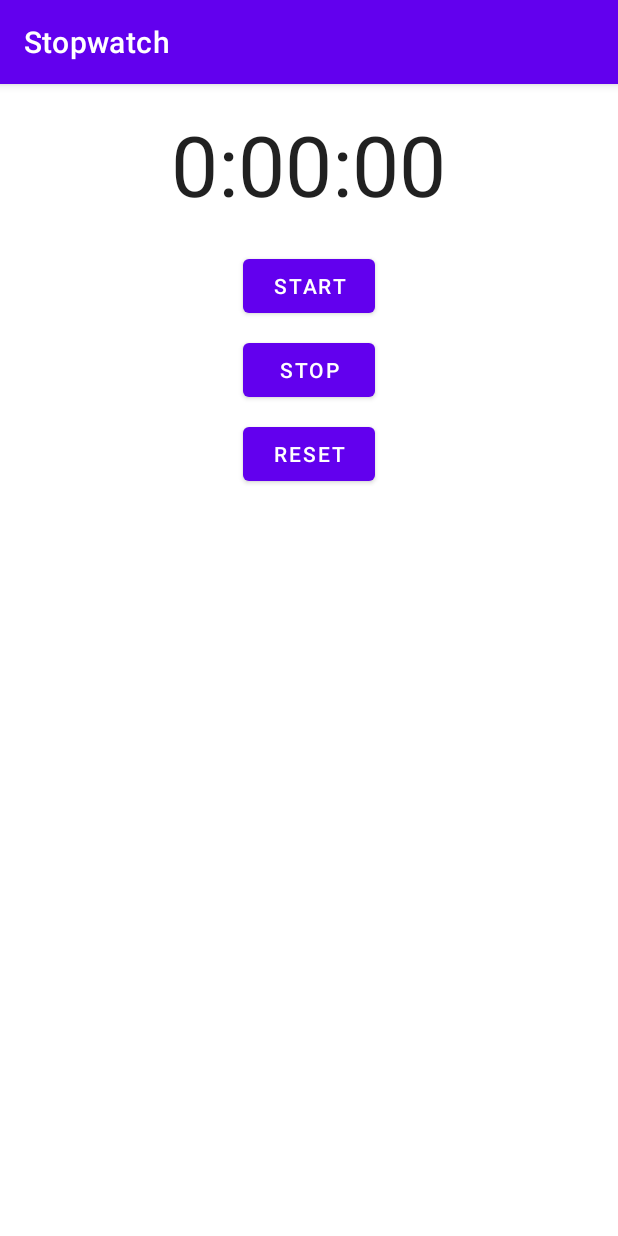
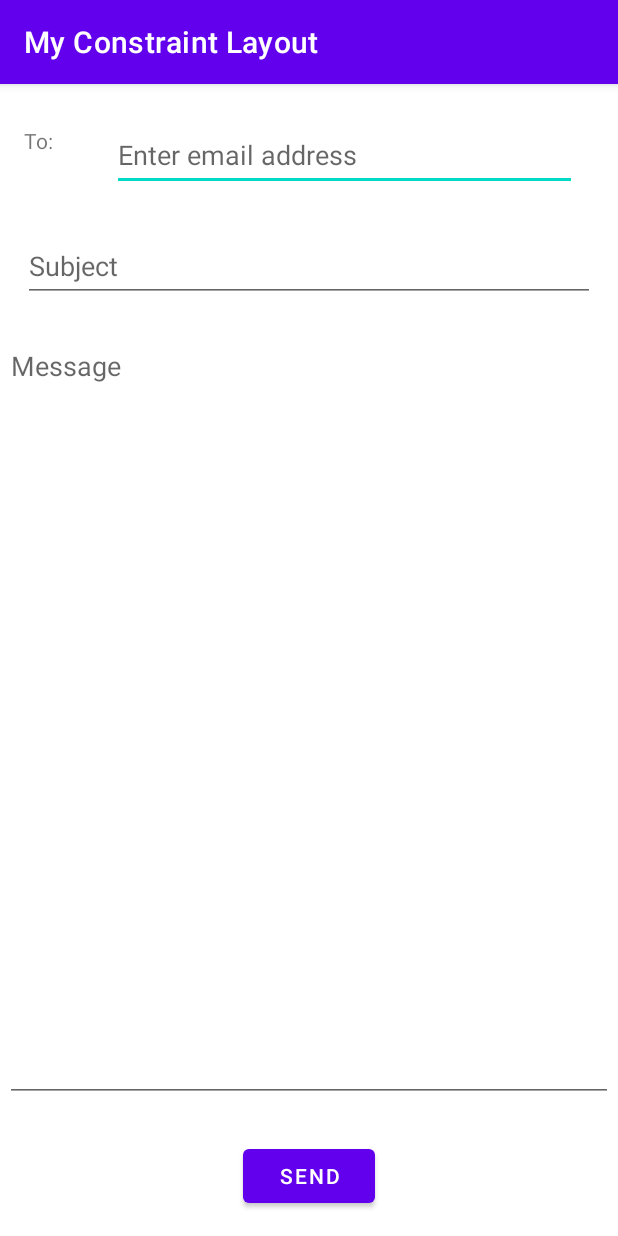
Before and after one commit to VAShapovalova/AppForMobDev, an Android app: the screen it shows after launch (StopwatchActivity before the commit, MainActivity after it), on a phone screen of 412 x 824 dp. Run offline under Robolectric (Android 15) with nearby library versions, the phone set to English and light mode, and no system bars.

Commit message:
Add 5 lab

```diff
--- a/app/src/main/AndroidManifest.xml
+++ b/app/src/main/AndroidManifest.xml
@@ -1,6 +1,6 @@
 <?xml version="1.0" encoding="utf-8"?>
 <manifest xmlns:android="http://schemas.android.com/apk/res/android"
-    package="com.example.appformobdev" >
+    package="com.example.appformobdev">
 
     <application
         android:allowBackup="true"
@@ -8,17 +8,18 @@
         android:label="@string/app_name"
         android:roundIcon="@mipmap/ic_launcher_round"
         android:supportsRtl="true"
-        android:theme="@style/Theme.AppForMobDev" >
+        android:theme="@style/Theme.AppForMobDev">
+        <activity
+            android:name=".MainActivity"
+            android:exported="true" >
 
-        <activity
-            android:name=".StopwatchActivity"
-            android:exported="true" >
+
             <intent-filter>
                 <action android:name="android.intent.action.MAIN" />
+
                 <category android:name="android.intent.category.LAUNCHER" />
             </intent-filter>
         </activity>
-
     </application>
 
 </manifest>
--- /dev/null
+++ b/app/src/main/java/com/example/appformobdev/MainActivity.kt
@@ -0,0 +1,11 @@
+package com.example.appformobdev
+
+import androidx.appcompat.app.AppCompatActivity
+import android.os.Bundle
+
+class MainActivity : AppCompatActivity() {
+    override fun onCreate(savedInstanceState: Bundle?) {
+        super.onCreate(savedInstanceState)
+        setContentView(R.layout.activity_main)
+    }
+}
--- a/app/src/main/java/com/example/appformobdev/StopwatchActivity.kt
+++ /dev/null
@@ -1,80 +0,0 @@
-package com.example.appformobdev
-
-import android.os.Bundle
-import android.os.Handler
-import android.os.Looper
-import android.view.View
-import android.widget.TextView
-import androidx.appcompat.app.AppCompatActivity
-import java.util.*
-
-class StopwatchActivity : AppCompatActivity() {
-    private var allSeconds = 0
-    private var isRunning = false
-
-
-    override fun onCreate(savedInstanceState: Bundle?) {
-        super.onCreate(savedInstanceState)
-        setContentView(R.layout.activity_stopwatch)
-
-        if (savedInstanceState != null) {
-            allSeconds = savedInstanceState.getInt(ALL_SECOND)
-            isRunning = savedInstanceState.getBoolean(IS_RUNNING)
-        }
-
-        runTimer()
-    }
-
-    private fun runTimer() {
-        val timeView: TextView = findViewById(R.id.time_view)
-
-        val handler = Handler(Looper.getMainLooper())
-        handler.run {
-            post(object : Runnable {
-                override fun run() {
-
-                    timeView.text = getTime()
-
-                    if (isRunning) {
-                        allSeconds++
-                    }
-                    handler.postDelayed(this, 1000)
-                }
-            })
-        }
-    }
-
-    private fun getTime(): String {
-        val hours = allSeconds / 3600
-        val minutes = (allSeconds % 3600) / 60
-        val secs = allSeconds % 60
-
-        return String.format(Locale.getDefault(), "%d:%02d:%02d", hours, minutes, secs)
-    }
-
-    override fun onSaveInstanceState(outState: Bundle) {
-        outState.putInt(ALL_SECOND, allSeconds)
-        outState.putBoolean(IS_RUNNING, isRunning)
-
-        super.onSaveInstanceState(outState)
-    }
-
-
-    fun onClickStart(v: View) {
-        isRunning = true
-    }
-
-    fun onClickStop(v: View) {
-        isRunning = false
-    }
-
-    fun onClickReset(v: View) {
-        isRunning = false
-        allSeconds = 0
-    }
-
-    companion object {
-        private const val ALL_SECOND = "all_seconds"
-        private const val IS_RUNNING = "is_running"
-    }
-}
--- /dev/null
+++ b/app/src/main/res/layout/activity_main.xml
@@ -0,0 +1,81 @@
+<?xml version="1.0" encoding="utf-8"?>
+<androidx.constraintlayout.widget.ConstraintLayout
+    xmlns:android="http://schemas.android.com/apk/res/android"
+    xmlns:app="http://schemas.android.com/apk/res-auto"
+    xmlns:tools="http://schemas.android.com/tools"
+    android:layout_width="match_parent"
+    android:layout_height="match_parent"
+    tools:context=".MainActivity">
+
+    <TextView
+        android:id="@+id/to_label"
+        android:layout_width="wrap_content"
+        android:layout_height="wrap_content"
+        android:layout_marginStart="16dp"
+        android:layout_marginTop="25dp"
+        android:layout_marginEnd="39dp"
+        android:layout_marginBottom="47dp"
+        android:text="@string/to_label"
+        app:layout_constraintBottom_toTopOf="@+id/subject"
+        app:layout_constraintEnd_toStartOf="@+id/email_address"
+        app:layout_constraintStart_toStartOf="parent"
+        app:layout_constraintTop_toTopOf="parent" />
+
+    <EditText
+        android:id="@+id/email_address"
+        android:layout_width="0dp"
+        android:layout_height="wrap_content"
+        android:layout_marginEnd="27dp"
+        android:ems="10"
+        android:hint="@string/email_hint"
+        android:inputType="textEmailAddress"
+        android:minHeight="48dp"
+        app:layout_constraintBottom_toBottomOf="@+id/to_label"
+        app:layout_constraintEnd_toEndOf="parent"
+        app:layout_constraintStart_toEndOf="@+id/to_label"
+        app:layout_constraintTop_toBottomOf="@+id/to_label" />
+
+    <EditText
+        android:id="@+id/subject"
+        android:layout_width="0dp"
+        android:layout_height="wrap_content"
+        android:layout_marginStart="15dp"
+        android:layout_marginTop="97dp"
+        android:layout_marginEnd="15dp"
+        android:layout_marginBottom="20dp"
+        android:ems="10"
+        android:hint="@string/subject_hint"
+        android:inputType="textPersonName"
+        android:minHeight="48dp"
+        app:layout_constraintBottom_toTopOf="@+id/message"
+        app:layout_constraintEnd_toEndOf="parent"
+        app:layout_constraintStart_toStartOf="parent"
+        app:layout_constraintTop_toTopOf="parent" />
+
+    <Button
+        android:id="@+id/send_button"
+        android:layout_width="wrap_content"
+        android:layout_height="wrap_content"
+        android:layout_marginBottom="16dp"
+        android:text="@string/send_button"
+        app:layout_constraintBottom_toBottomOf="parent"
+        app:layout_constraintEnd_toEndOf="parent"
+        app:layout_constraintStart_toStartOf="parent" />
+
+    <EditText
+        android:id="@+id/message"
+        android:layout_width="0dp"
+        android:layout_height="0dp"
+        android:layout_marginStart="3dp"
+        android:layout_marginEnd="3dp"
+        android:layout_marginBottom="89dp"
+        android:ems="10"
+        android:gravity="top"
+        android:hint="@string/message_hint"
+        android:inputType="textPersonName"
+        app:layout_constraintBottom_toBottomOf="parent"
+        app:layout_constraintEnd_toEndOf="parent"
+        app:layout_constraintStart_toStartOf="parent"
+        app:layout_constraintTop_toBottomOf="@+id/subject" />
+
+</androidx.constraintlayout.widget.ConstraintLayout>
--- a/app/src/main/res/layout/activity_stopwatch.xml
+++ /dev/null
@@ -1,46 +0,0 @@
-<?xml version="1.0" encoding="utf-8"?>
-<LinearLayout
-    xmlns:android="http://schemas.android.com/apk/res/android"
-    xmlns:tools="http://schemas.android.com/tools"
-    android:layout_width="match_parent"
-    android:layout_height="match_parent"
-    android:orientation="vertical"
-    android:padding="16dp"
-    tools:context=".StopwatchActivity">
-
-    <TextView
-        android:id="@+id/time_view"
-        android:layout_width="wrap_content"
-        android:layout_height="wrap_content"
-        android:layout_gravity="center_horizontal"
-        android:textAppearance="@android:style/TextAppearance.Large"
-        android:textSize="56sp" />
-
-    <Button
-        android:id="@+id/start_button"
-        android:layout_width="wrap_content"
-        android:layout_height="wrap_content"
-        android:layout_gravity="center_horizontal"
-        android:layout_marginTop="20dp"
-        android:onClick="onClickStart"
-        android:text="@string/start" />
-
-    <Button
-        android:id="@+id/stop_button"
-        android:layout_width="wrap_content"
-        android:layout_height="wrap_content"
-        android:layout_gravity="center_horizontal"
-        android:layout_marginTop="8dp"
-        android:onClick="onClickStop"
-        android:text="@string/stop" />
-
-    <Button
-        android:id="@+id/reset_button"
-        android:layout_width="wrap_content"
-        android:layout_height="wrap_content"
-        android:layout_gravity="center_horizontal"
-        android:layout_marginTop="8dp"
-        android:onClick="onClickReset"
-        android:text="@string/reset" />
-
-</LinearLayout>
--- a/app/src/main/res/values/strings.xml
+++ b/app/src/main/res/values/strings.xml
@@ -1,8 +1,8 @@
-<?xml version="1.0" encoding="utf-8"?>
 <resources>
-    <string name="app_name">Stopwatch</string>
-    <string name="enter_message">Enter a message</string>
-    <string name="start">Start</string>
-    <string name="stop">Stop</string>
-    <string name="reset">Reset</string>
+    <string name="app_name">My Constraint Layout</string>
+    <string name="to_label">To:</string>
+    <string name="email_hint">Enter email address</string>
+    <string name="subject_hint">Subject</string>
+    <string name="send_button">Send</string>
+    <string name="message_hint">Message</string>
 </resources>
```
